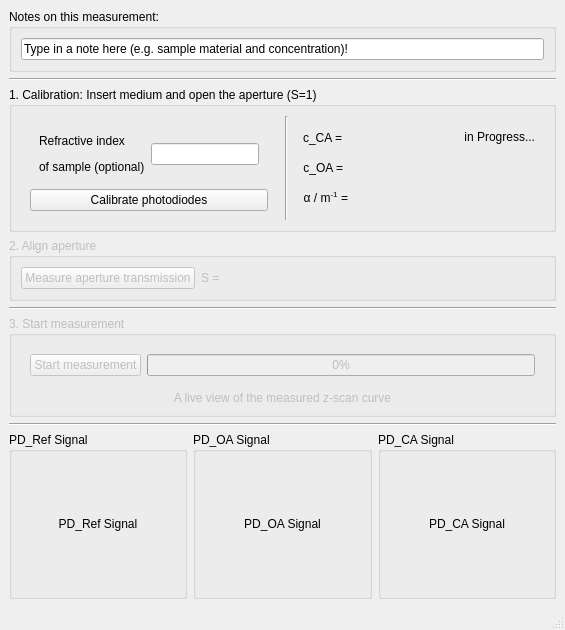
FabianKonig/zScanMeasurementManager, file gui_design/design.ui: the form before one commit.
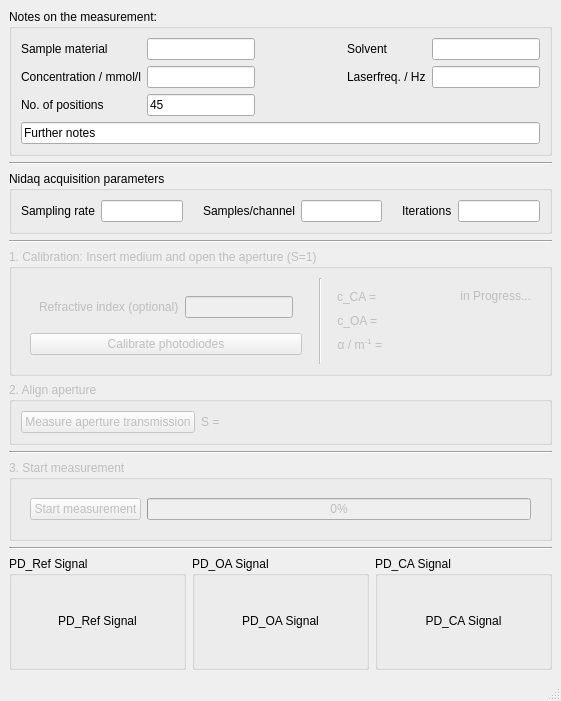
The form after the commit.

Commit message: Introduced Nidaq params and measurement params to GUI

Diff of the .ui file:
```diff
--- a/gui_design/design.ui
+++ b/gui_design/design.ui
@@ -6,8 +6,8 @@
    <rect>
     <x>0</x>
     <y>0</y>
-    <width>565</width>
-    <height>630</height>
+    <width>561</width>
+    <height>701</height>
    </rect>
   </property>
   <property name="sizePolicy">
@@ -30,13 +30,101 @@
        </sizepolicy>
       </property>
       <property name="title">
-       <string>Notes on this measurement: </string>
+       <string>Notes on the measurement: </string>
       </property>
       <layout class="QVBoxLayout" name="verticalLayout_4">
+       <item>
+        <layout class="QGridLayout" name="gridLayout_measurementParams">
+         <item row="1" column="1">
+          <widget class="QLineEdit" name="lineEdit_concentrationValue"/>
+         </item>
+         <item row="1" column="2">
+          <spacer name="horizontalSpacer_6">
+           <property name="orientation">
+            <enum>Qt::Horizontal</enum>
+           </property>
+           <property name="sizeHint" stdset="0">
+            <size>
+             <width>40</width>
+             <height>20</height>
+            </size>
+           </property>
+          </spacer>
+         </item>
+         <item row="0" column="1">
+          <widget class="QLineEdit" name="lineEdit_sampleMaterialValue">
+           <property name="text">
+            <string/>
+           </property>
+          </widget>
+         </item>
+         <item row="0" column="3">
+          <widget class="QLabel" name="label_solvent">
+           <property name="text">
+            <string>Solvent</string>
+           </property>
+          </widget>
+         </item>
+         <item row="0" column="0">
+          <widget class="QLabel" name="label_sampleMaterial">
+           <property name="text">
+            <string>Sample material</string>
+           </property>
+          </widget>
+         </item>
+         <item row="1" column="3">
+          <widget class="QLabel" name="label_laserfreq">
+           <property name="text">
+            <string>Laserfreq. / Hz</string>
+           </property>
+          </widget>
+         </item>
+         <item row="1" column="0">
+          <widget class="QLabel" name="label_concentration">
+           <property name="text">
+            <string>Concentration / mmol/l</string>
+           </property>
+          </widget>
+         </item>
+         <item row="0" column="4">
+          <widget class="QLineEdit" name="lineEdit_solventValue"/>
+         </item>
+         <item row="0" column="2">
+          <spacer name="horizontalSpacer_5">
+           <property name="orientation">
+            <enum>Qt::Horizontal</enum>
+           </property>
+           <property name="sizeHint" stdset="0">
+            <size>
+             <width>40</width>
+             <height>20</height>
+            </size>
+           </property>
+          </spacer>
+         </item>
+         <item row="1" column="4">
+          <widget class="QLineEdit" name="lineEdit_laserfreqValue"/>
+         </item>
+         <item row="2" column="0">
+          <widget class="QLabel" name="label_numPositions">
+           <property name="text">
+            <string>No. of positions</string>
+           </property>
+          </widget>
+         </item>
+         <item row="2" column="1">
+          <widget class="QLineEdit" name="lineEdit_numPositions">
+           <property name="text">
+            <string>45</string>
+           </property>
+          </widget>
+         </item>
+        </layout>
+       </item>
        <item>
         <widget class="QLineEdit" name="notesLineEdit">
          <property name="text">
-          <string>Type in a note here (e.g. sample material and concentration)!</string>
+          <string>Further notes</string>
          </property>
         </widget>
        </item>
@@ -50,8 +138,89 @@
       </property>
      </widget>
     </item>
+    <item>
+     <widget class="QGroupBox" name="groupBox_nidaqParams">
+      <property name="sizePolicy">
+       <sizepolicy hsizetype="Preferred" vsizetype="Fixed">
+        <horstretch>0</horstretch>
+        <verstretch>0</verstretch>
+       </sizepolicy>
+      </property>
+      <property name="title">
+       <string>Nidaq acquisition parameters</string>
+      </property>
+      <layout class="QHBoxLayout" name="horizontalLayout_3">
+       <item>
+        <widget class="QLabel" name="label_samplingRate">
+         <property name="text">
+          <string>Sampling rate</string>
+         </property>
+        </widget>
+       </item>
+       <item>
+        <widget class="QLineEdit" name="lineEdit_samplingRate"/>
+       </item>
+       <item>
+        <spacer name="horizontalSpacer_2">
+         <property name="orientation">
+          <enum>Qt::Horizontal</enum>
+         </property>
+         <property name="sizeHint" stdset="0">
+          <size>
+           <width>40</width>
+           <height>20</height>
+          </size>
+         </property>
+        </spacer>
+       </item>
+       <item>
+        <widget class="QLabel" name="label_samplesPerChannel">
+         <property name="text">
+          <string>Samples/channel</string>
+         </property>
+        </widget>
+       </item>
+       <item>
+        <widget class="QLineEdit" name="lineEdit_samplesPerChannel"/>
+       </item>
+       <item>
+        <spacer name="horizontalSpacer_3">
+         <property name="orientation">
+          <enum>Qt::Horizontal</enum>
+         </property>
+         <property name="sizeHint" stdset="0">
+          <size>
+           <width>40</width>
+           <height>20</height>
+          </size>
+         </property>
+        </spacer>
+       </item>
+       <item>
+        <widget class="QLabel" name="label_iterations">
+         <property name="text">
+          <string>Iterations</string>
+         </property>
+        </widget>
+       </item>
+       <item>
+        <widget class="QLineEdit" name="lineEdit_iterations"/>
+       </item>
+      </layout>
+     </widget>
+    </item>
+    <item>
+     <widget class="Line" name="line">
+      <property name="orientation">
+       <enum>Qt::Horizontal</enum>
+      </property>
+     </widget>
+    </item>
     <item>
      <widget class="QGroupBox" name="groupBox_Calibration">
+      <property name="enabled">
+       <bool>false</bool>
+      </property>
       <property name="sizePolicy">
        <sizepolicy hsizetype="Preferred" vsizetype="Fixed">
         <horstretch>0</horstretch>
@@ -81,8 +250,7 @@
 &lt;html&gt;&lt;head&gt;&lt;meta name=&quot;qrichtext&quot; content=&quot;1&quot; /&gt;&lt;style type=&quot;text/css&quot;&gt;
 p, li { white-space: pre-wrap; }
 &lt;/style&gt;&lt;/head&gt;&lt;body style=&quot; font-family:'Sans Serif'; font-size:9pt; font-weight:400; font-style:normal;&quot;&gt;
-&lt;p style=&quot; margin-top:12px; margin-bottom:12px; margin-left:0px; margin-right:0px; -qt-block-indent:0; text-indent:0px;&quot;&gt;Refractive index&lt;/p&gt;
-&lt;p style=&quot; margin-top:12px; margin-bottom:12px; margin-left:0px; margin-right:0px; -qt-block-indent:0; text-indent:0px;&quot;&gt;of sample (optional)&lt;/p&gt;&lt;/body&gt;&lt;/html&gt;</string>
+&lt;p style=&quot; margin-top:12px; margin-bottom:12px; margin-left:0px; margin-right:0px; -qt-block-indent:0; text-indent:0px;&quot;&gt;Refractive index (optional)&lt;/p&gt;&lt;/body&gt;&lt;/html&gt;</string>
                </property>
               </widget>
              </item>
@@ -192,7 +360,7 @@
           <item row="0" column="3">
            <widget class="QLabel" name="label_progress">
             <property name="enabled">
-             <bool>true</bool>
+             <bool>false</bool>
             </property>
             <property name="text">
              <string>&lt;!DOCTYPE HTML PUBLIC &quot;-//W3C//DTD HTML 4.0//EN&quot; &quot;http://www.w3.org/TR/REC-html40/strict.dtd&quot;&gt;
@@ -333,13 +501,6 @@
          </layout>
         </widget>
        </item>
-       <item>
-        <widget class="QLabel" name="label_LiveViewMeasurement">
-         <property name="text">
-          <string>&lt;html&gt;&lt;head/&gt;&lt;body&gt;&lt;p align=&quot;center&quot;&gt;A live view of the measured z-scan curve&lt;/p&gt;&lt;/body&gt;&lt;/html&gt;</string>
-         </property>
-        </widget>
-       </item>
       </layout>
      </widget>
     </item>
```
The commit also changes 4 other files.
